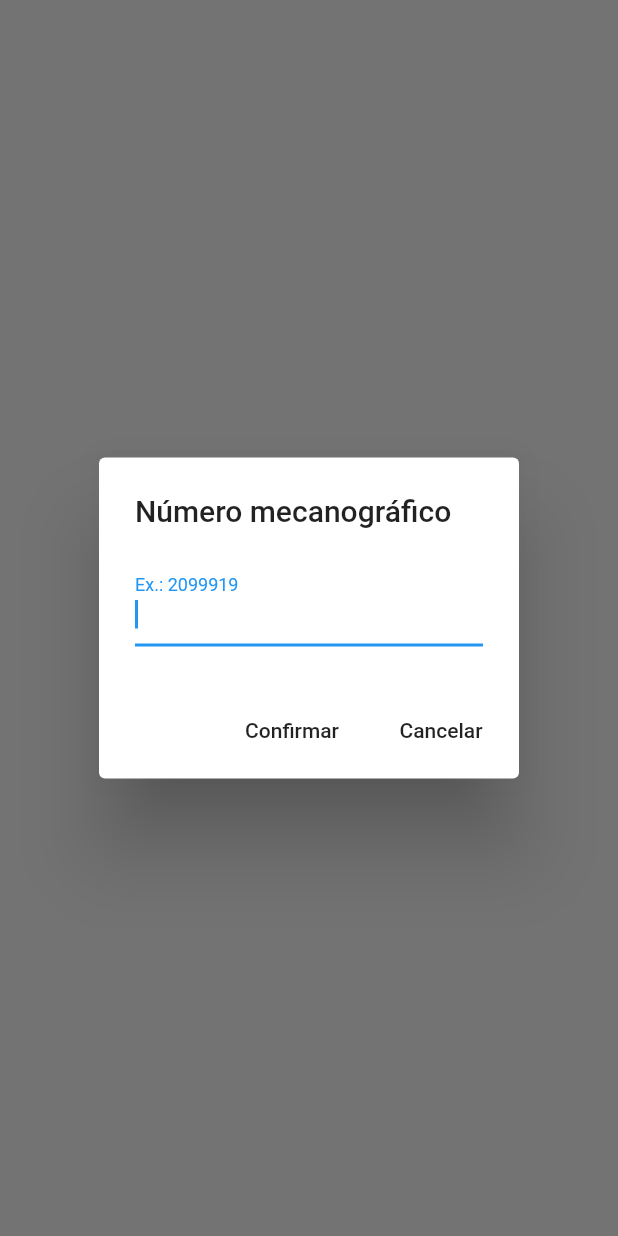
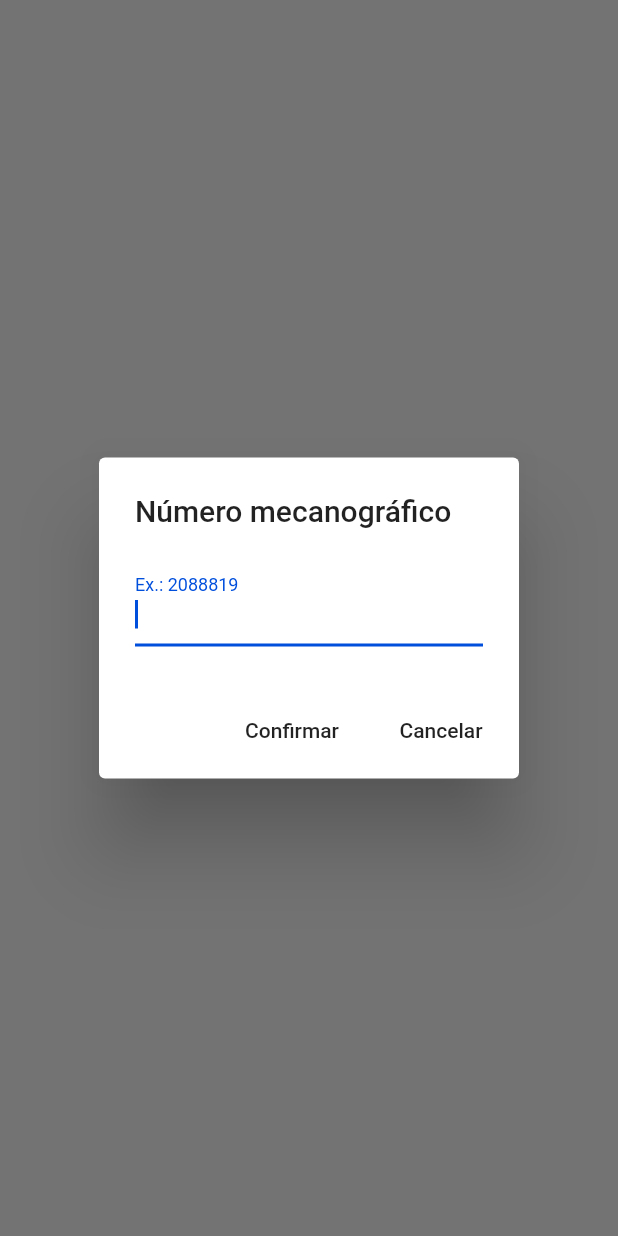
Before and after one commit to perezjquim/umacalendar_v2, a Flutter app: what onOpen() shows on an empty page, opened directly, on a phone screen of 412 x 824 dp. Run offline on Flutter 3.47's test engine with Material 2 defaults, Android fonts, the phone set to English and light mode, and no system bars; our stand-ins replace shared_preferences; accounts and stored records are empty.

Commit message:
cleanup / misc tweaks

```diff
--- a/lib/main.dart
+++ b/lib/main.dart
@@ -4,14 +4,28 @@ import 'package:umacalendar_v2/base/home.dart';
 void main() => runApp(App());
 
 class App extends StatelessWidget {
+  static const String _TITLE = "CALUMa";
+  static const int _COLOR_HEX = 0xff004edc;
+  static const Color _COLOR = Color(_COLOR_HEX);
+  static const MaterialColor _COLOR_MATERIAL = MaterialColor(_COLOR_HEX, {
+    50: _COLOR,
+    100: _COLOR,
+    200: _COLOR,
+    300: _COLOR,
+    400: _COLOR,
+    500: _COLOR,
+    600: _COLOR,
+    700: _COLOR,
+    800: _COLOR,
+    900: _COLOR
+  });
+
   @override
   Widget build(BuildContext context) {
     return MaterialApp(
-      title: 'CALUMa v2',
-      theme: ThemeData(
-        primarySwatch: Colors.blue,
-      ),
-      home: Home(title: 'CALUMa'),
+      title: _TITLE,
+      theme: ThemeData(primarySwatch: _COLOR_MATERIAL),
+      home: Home(title: _TITLE),
     );
   }
 }
--- a/lib/settings/settings.dart
+++ b/lib/settings/settings.dart
@@ -5,6 +5,15 @@ import 'package:umacalendar_v2/data/data.dart';
 
 class Settings
 {
+    static final TextEditingController fldUser = new TextEditingController();
+    static const Map<String,String> _TEXT =
+    {
+        'NR_MEC': 'Número mecanográfico',
+        'HINT': 'Ex.: 2088819',
+        'CONFIRM': 'Confirmar',
+        'CANCEL': 'Cancelar'
+    };
+
     static void _onUserChanged(BuildContext context)
     {
         SharedPrefs.setUser(fldUser.text);
@@ -23,21 +32,19 @@ class Settings
         showDialog(
             context: context,
             builder: (_) => new AlertDialog(
-                title: new Text("Número mecanográfico"),
+                title: new Text(_TEXT['NR_MEC']),
                 content: new TextField
                 (
                     controller: fldUser,
                     keyboardType: TextInputType.number,
                     autofocus: true,
-                    decoration: InputDecoration(labelText: 'Ex.: 2099919'),
+                    decoration: InputDecoration(labelText: _TEXT['HINT']),
                     textInputAction: TextInputAction.done
                 ),
                 actions: <Widget>[
-                    MaterialButton(child: Text('Confirmar'), onPressed: () { _onUserChanged(context); }),
-                    MaterialButton(child: Text('Cancelar'), onPressed: () { _onClose(context); })
+                    MaterialButton(child: Text(_TEXT['CONFIRM']), onPressed: () { _onUserChanged(context); }),
+                    MaterialButton(child: Text(_TEXT['CANCEL']), onPressed: () { _onClose(context); })
                 ],
             ));
     }
-
-    static final TextEditingController fldUser = new TextEditingController();
 }
```
Also changed, not shown: lib/base/home.dart (+25 -3 lines), lib/data/data.dart (+17 -8 lines), lib/data/event.dart (+1 -26 lines), 6 other files.
